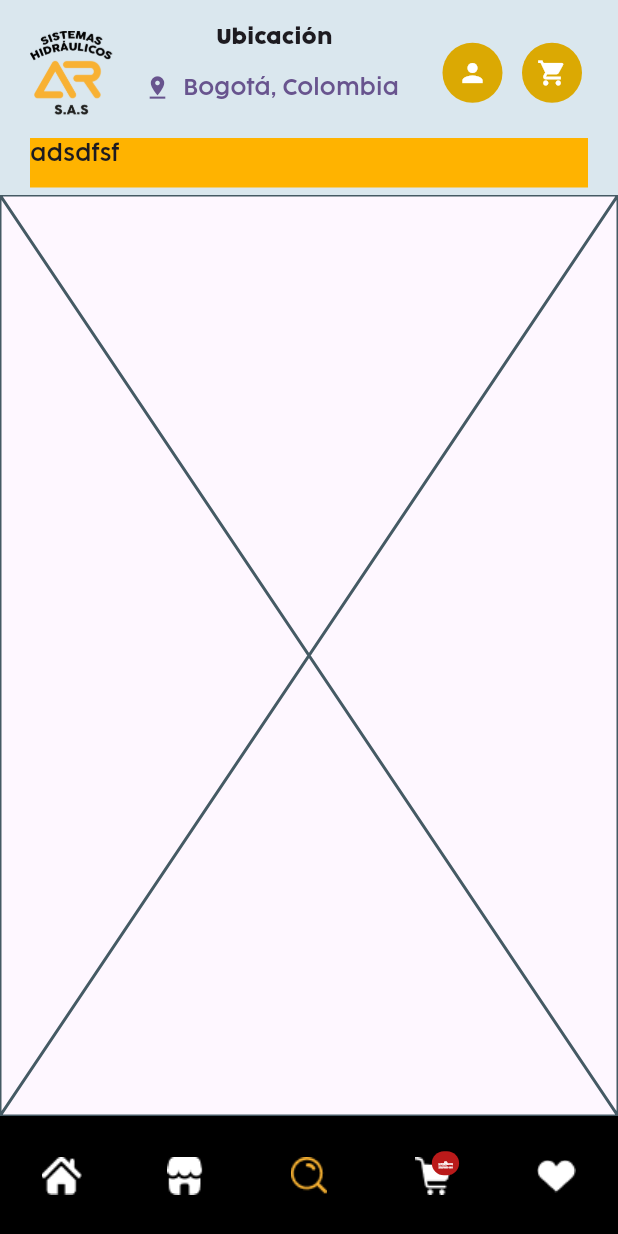
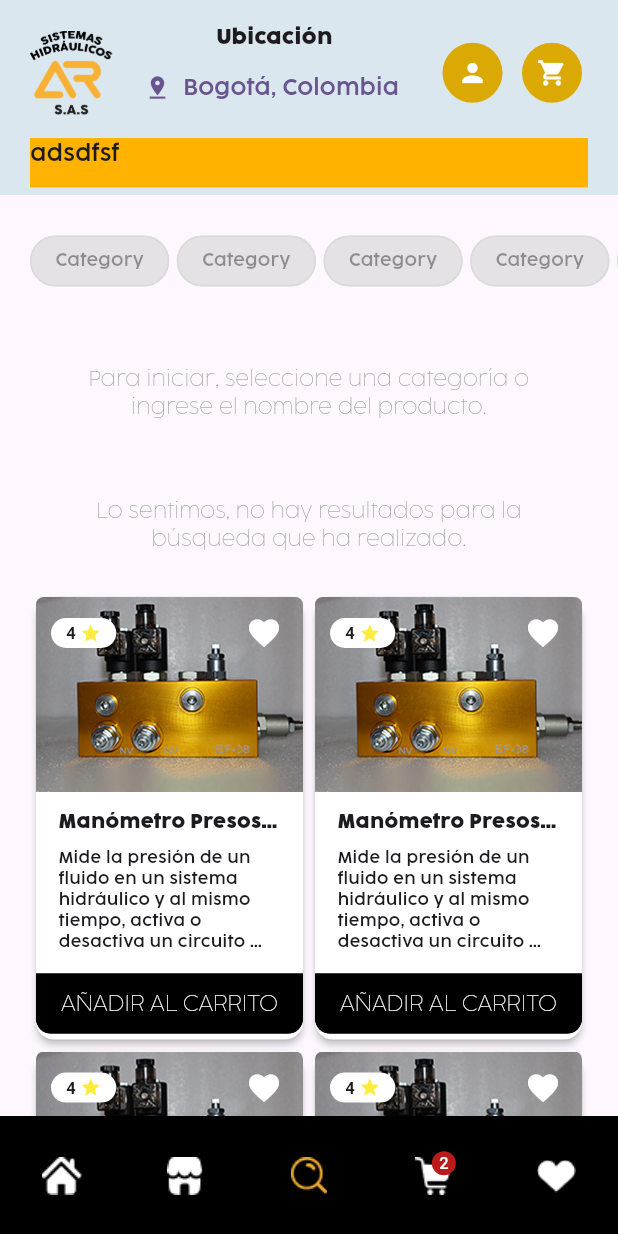
Before and after one commit to DalexisValencia/app-shar, a Flutter app: the screen it shows after launch, item 3 of the bottom bar chosen, on a phone screen of 412 x 824 dp. Run offline on Flutter 3.47's test engine with Material 3 defaults, Android fonts, the phone set to English and light mode, and no system bars; our stand-ins replace carousel_slider; Roboto replaces fonts that are missing (Inter-SemiBold).

Commit message:
Favorite, product and home view}

```diff
--- a/lib/components/CategoryChip.dart
+++ b/lib/components/CategoryChip.dart
@@ -16,14 +16,15 @@ class Categorychip extends StatelessWidget {
           label: Text(
             name,
             style: const TextStyle(
-              fontSize: 13,
+              fontSize: 11,
               color: Colors.black38,
+              fontWeight: FontWeight.w400,
             ),
           ),
-          backgroundColor: const Color.fromARGB(255, 215, 215, 215),
+          backgroundColor: const Color.fromRGBO(217, 217, 217, 0.7),
           shape: RoundedRectangleBorder(
             side: const BorderSide(
-              color: Color.fromARGB(255, 116, 116, 116),
+              color: Color.fromRGBO(217, 217, 217, 0.7),
             ),
             borderRadius: BorderRadius.circular(
               20,
--- /dev/null
+++ b/lib/components/CategoryChipWrapper.dart
@@ -0,0 +1,29 @@
+import 'package:flutter/material.dart';
+import 'package:shar/components/CategoryChip.dart';
+
+class Categorychipwrapper extends StatelessWidget {
+  const Categorychipwrapper({super.key});
+
+  @override
+  Widget build(BuildContext context) {
+    return SingleChildScrollView(
+      scrollDirection: Axis.horizontal,
+      child: Container(
+        padding: const EdgeInsets.symmetric(
+          horizontal: 20,
+          vertical: 20,
+        ),
+        child: const Row(
+          children: [
+            Categorychip(name: "Category"),
+            Categorychip(name: "Category"),
+            Categorychip(name: "Category"),
+            Categorychip(name: "Category"),
+            Categorychip(name: "Category"),
+            Categorychip(name: "Category "),
+          ],
+        ),
+      ),
+    );
+  }
+}
--- a/lib/components/promotionItem.dart
+++ b/lib/components/ProductCard.dart
@@ -1,13 +1,18 @@
 import 'package:flutter/material.dart';
 
-class PromotionItem extends StatelessWidget {
-  const PromotionItem({super.key});
+class ProductCard extends StatelessWidget {
+  final bool isMiddlePage;
+  const ProductCard({super.key, required this.isMiddlePage});
 
   @override
   Widget build(BuildContext context) {
+    var mediaQuery = MediaQuery.of(context);
+    var screenWidth = (mediaQuery.size.width - 40);
+    double cardWidth = isMiddlePage ? screenWidth * 0.50 : 250;
+    double cardHeight = isMiddlePage ? screenWidth * 0.355 : 177.3;
     return GestureDetector(
       child: Container(
-        width: 250,
+        width: cardWidth,
         child: Card(
           elevation: 2,
           color: Colors.white,
@@ -15,17 +20,14 @@ class PromotionItem extends StatelessWidget {
             crossAxisAlignment: CrossAxisAlignment.start,
             children: [
               Container(
-                height: 185,
+                height: cardHeight,
                 width: double.infinity,
                 decoration: const BoxDecoration(
                   borderRadius: BorderRadius.only(
                     topLeft: Radius.circular(10),
                     topRight: Radius.circular(10),
                   ),
-                  /*image: DecorationImage(
-                    image: AssetImage('images/base-product.png'),
-                    fit: BoxFit.fill,
-                  ),*/
+                  // color: Colors.red
                 ),
                 child: Stack(
                   children: [
@@ -41,9 +43,9 @@ class PromotionItem extends StatelessWidget {
                     ),
                     Positioned(
                       top: 0,
-                      width: 250,
+                      width: cardWidth,
                       child: Container(
-                        padding: const EdgeInsets.symmetric(horizontal: 10),
+                        padding: const EdgeInsets.symmetric(horizontal: 10,),
                         child: Row(
                           mainAxisAlignment: MainAxisAlignment.spaceBetween,
                           children: [
--- a/lib/components/fallbacks.dart
+++ b/lib/components/fallbacks.dart
@@ -8,7 +8,7 @@ class Fallbacks extends StatelessWidget {
   Widget build(BuildContext context) {
     return Container(
       padding: const EdgeInsets.symmetric(
-        vertical: 10,
+        vertical: 25,
         horizontal: 50,
       ),
       child: Text(
--- a/lib/screen/Search.dart
+++ b/lib/screen/Search.dart
@@ -1,4 +1,7 @@
 import 'package:flutter/material.dart';
+import 'package:shar/components/CategoryChipWrapper.dart';
+import 'package:shar/components/fallbacks.dart';
+import 'package:shar/components/ProductCard.dart';
 
 class Search extends StatefulWidget {
   const Search({super.key});
@@ -10,6 +13,43 @@ class Search extends StatefulWidget {
 class _SearchState extends State<Search> {
   @override
   Widget build(BuildContext context) {
-    return const Placeholder();
+    return SingleChildScrollView(
+      child: Column(
+        children: [
+          const Categorychipwrapper(),
+          const Fallbacks(description: "Para iniciar, seleccione una categoría o ingrese el nombre del producto."),
+          const Fallbacks(description: "Lo sentimos, no hay resultados para la búsqueda que ha realizado."),
+          Container(
+            padding: const EdgeInsets.symmetric(horizontal: 20),
+            child: const Wrap(
+              children: [
+                ProductCard(
+                  isMiddlePage: true,
+                ),
+                ProductCard(
+                  isMiddlePage: true,
+                ),
+                ProductCard(
+                  isMiddlePage: true,
+                ),
+                ProductCard(
+                  isMiddlePage: true,
+                ),
+                ProductCard(
+                  isMiddlePage: true,
+                ),
+                ProductCard(
+                  isMiddlePage: true,
+                ),
+                ProductCard(
+                  isMiddlePage: true,
+                ),
+              ],
+            ),
+          ),
+          const Fallbacks(description: "No hay más productos"),
+        ],
+      ),
+    );
   }
 }
--- a/lib/screen/tabs/TabsWrapper.dart
+++ b/lib/screen/tabs/TabsWrapper.dart
@@ -80,7 +80,13 @@ class _TabswrapperState extends State<Tabswrapper> {
               fit: BoxFit.cover,
             ),
             icon: Badge(
-              label: Text('2'),
+              label: Text(
+                '2',
+                style: TextStyle(
+                  fontSize: 11,
+                  fontFamily: "Inter-SemiBold",
+                ),
+              ),
               child: Image(
                 image: AssetImage('images/icons/cart-white.png'),
                 fit: BoxFit.cover,
```
Also changed, not shown: lib/components/promotionWrapper.dart (+10 -10 lines), lib/screen/Favorites.dart (+38 -1 lines), lib/screen/Products.dart (+30 -23 lines).
